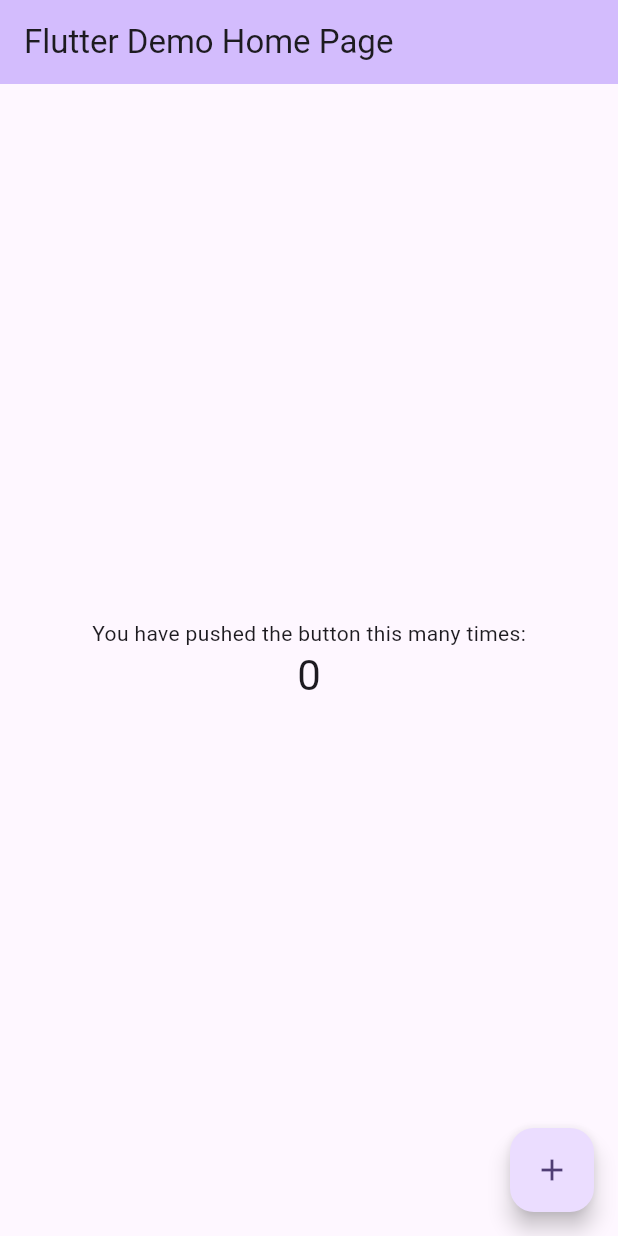
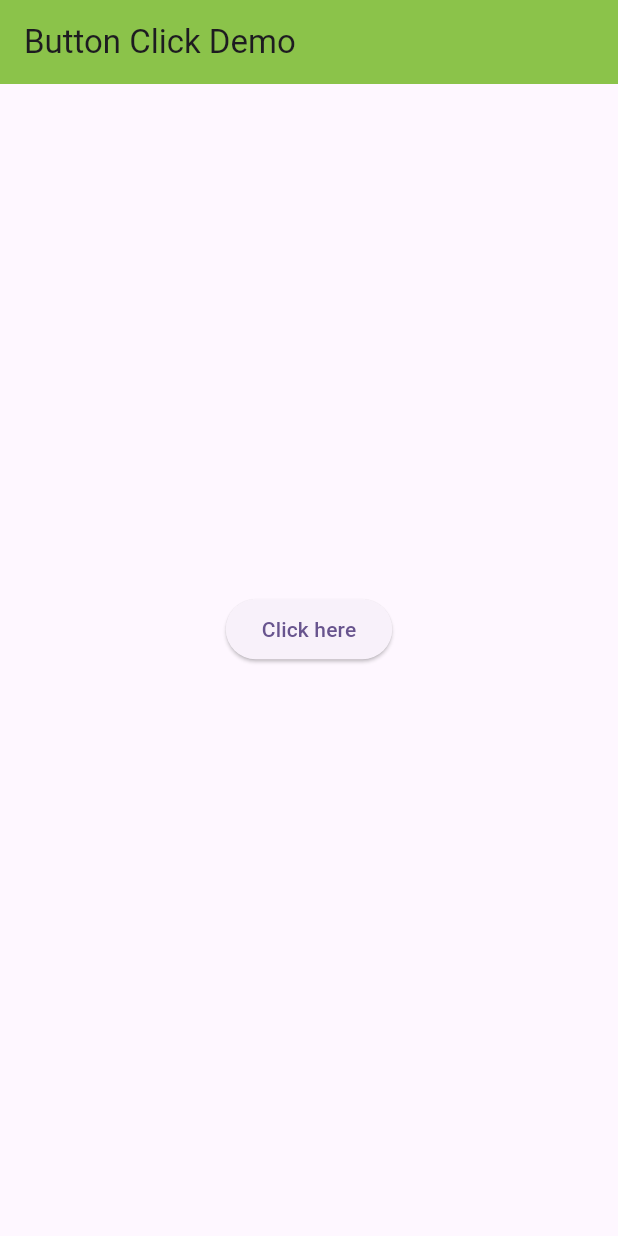
Before and after one commit to niyaaspm/Buttonclick, a Flutter app: the screen it shows after launch, on a phone screen of 412 x 824 dp. Run offline on Flutter 3.47's test engine with Material 2 defaults, Android fonts, the phone set to English and light mode, and no system bars.

Commit message:
modified with button

```diff
--- /dev/null
+++ b/lib/homepage.dart
@@ -0,0 +1,42 @@
+import 'package:flutter/material.dart';
+
+class Buttonclick extends StatefulWidget {
+  const Buttonclick({super.key});
+
+  @override
+  State<Buttonclick> createState() => _ButtonclickState();
+}
+
+class _ButtonclickState extends State<Buttonclick> {
+  String Myname = '';
+  void displayMyName() {
+    setState(() {
+      Myname = 'Niyas';
+    });
+  }
+
+  @override
+  Widget build(BuildContext context) {
+    return Scaffold(
+      appBar: AppBar(
+        backgroundColor: Colors.lightGreen,
+        title: Text("Button Click Demo"),
+      ),
+      body: Center(
+        child: Column(
+          mainAxisAlignment: MainAxisAlignment.center,
+          children: [
+            ElevatedButton(
+              onPressed: displayMyName,
+              child: Text('Click here'),
+            ),
+            SizedBox(height: 20),
+            Text(
+              Myname,
+            ),
+          ],
+        ),
+      ),
+    );
+  }
+}
--- a/lib/main.dart
+++ b/lib/main.dart
@@ -1,3 +1,4 @@
+import 'package:demo/homepage.dart';
 import 'package:flutter/material.dart';
 
 void main() {
@@ -7,119 +8,15 @@ void main() {
 class MyApp extends StatelessWidget {
   const MyApp({super.key});
 
-  // This widget is the root of your application.
   @override
   Widget build(BuildContext context) {
     return MaterialApp(
       title: 'Flutter Demo',
       theme: ThemeData(
-        // This is the theme of your application.
-        //
-        // TRY THIS: Try running your application with "flutter run". You'll see
-        // the application has a blue toolbar. Then, without quitting the app,
-        // try changing the seedColor in the colorScheme below to Colors.green
-        // and then invoke "hot reload" (save your changes or press the "hot
-        // reload" button in a Flutter-supported IDE, or press "r" if you used
-        // the command line to start the app).
-        //
-        // Notice that the counter didn't reset back to zero; the application
-        // state is not lost during the reload. To reset the state, use hot
-        // restart instead.
-        //
-        // This works for code too, not just values: Most code changes can be
-        // tested with just a hot reload.
         colorScheme: ColorScheme.fromSeed(seedColor: Colors.deepPurple),
         useMaterial3: true,
       ),
-      home: const MyHomePage(title: 'Flutter Demo Home Page'),
+      home: const Buttonclick(),
     );
   }
 }
-
-class MyHomePage extends StatefulWidget {
-  const MyHomePage({super.key, required this.title});
-
-  // This widget is the home page of your application. It is stateful, meaning
-  // that it has a State object (defined below) that contains fields that affect
-  // how it looks.
-
-  // This class is the configuration for the state. It holds the values (in this
-  // case the title) provided by the parent (in this case the App widget) and
-  // used by the build method of the State. Fields in a Widget subclass are
-  // always marked "final".
-
-  final String title;
-
-  @override
-  State<MyHomePage> createState() => _MyHomePageState();
-}
-
-class _MyHomePageState extends State<MyHomePage> {
-  int _counter = 0;
-
-  void _incrementCounter() {
-    setState(() {
-      // This call to setState tells the Flutter framework that something has
-      // changed in this State, which causes it to rerun the build method below
-      // so that the display can reflect the updated values. If we changed
-      // _counter without calling setState(), then the build method would not be
-      // called again, and so nothing would appear to happen.
-      _counter++;
-    });
-  }
-
-  @override
-  Widget build(BuildContext context) {
-    // This method is rerun every time setState is called, for instance as done
-    // by the _incrementCounter method above.
-    //
-    // The Flutter framework has been optimized to make rerunning build methods
-    // fast, so that you can just rebuild anything that needs updating rather
-    // than having to individually change instances of widgets.
-    return Scaffold(
-      appBar: AppBar(
-        // TRY THIS: Try changing the color here to a specific color (to
-        // Colors.amber, perhaps?) and trigger a hot reload to see the AppBar
-        // change color while the other colors stay the same.
-        backgroundColor: Theme.of(context).colorScheme.inversePrimary,
-        // Here we take the value from the MyHomePage object that was created by
-        // the App.build method, and use it to set our appbar title.
-        title: Text(widget.title),
-      ),
-      body: Center(
-        // Center is a layout widget. It takes a single child and positions it
-        // in the middle of the parent.
-        child: Column(
-          // Column is also a layout widget. It takes a list of children and
-          // arranges them vertically. By default, it sizes itself to fit its
-          // children horizontally, and tries to be as tall as its parent.
-          //
-          // Column has various properties to control how it sizes itself and
-          // how it positions its children. Here we use mainAxisAlignment to
-          // center the children vertically; the main axis here is the vertical
-          // axis because Columns are vertical (the cross axis would be
-          // horizontal).
-          //
-          // TRY THIS: Invoke "debug painting" (choose the "Toggle Debug Paint"
-          // action in the IDE, or press "p" in the console), to see the
-          // wireframe for each widget.
-          mainAxisAlignment: MainAxisAlignment.center,
-          children: <Widget>[
-            const Text(
-              'You have pushed the button this many times:',
-            ),
-            Text(
-              '$_counter',
-              style: Theme.of(context).textTheme.headlineMedium,
-            ),
-          ],
-        ),
-      ),
-      floatingActionButton: FloatingActionButton(
-        onPressed: _incrementCounter,
-        tooltip: 'Increment',
-        child: const Icon(Icons.add),
-      ), // This trailing comma makes auto-formatting nicer for build methods.
-    );
-  }
-}
```
